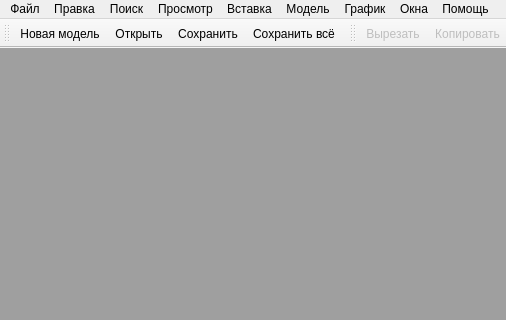
The window that rdo/app/rdo_studio/branches/dev_qt_migration/res/ui/main_window.ui (aurusov/rdo_studio) describes before a commit, drawn with Qt 5; both pictures show x 0 to 506 and y 0 to 320 of the 1059 by 564 pixel window.
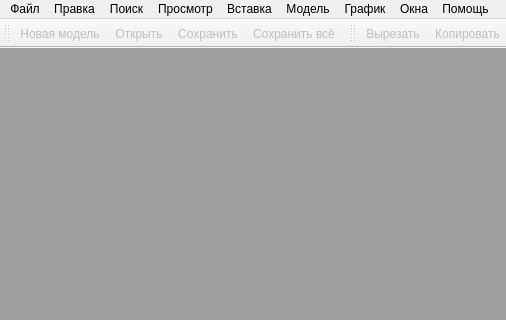
The same window after the commit. Icons and pictures are not drawn.

Commit message: - отключены пункты меню

```diff
--- a/rdo/app/rdo_studio/branches/dev_qt_migration/res/ui/main_window.ui
+++ b/rdo/app/rdo_studio/branches/dev_qt_migration/res/ui/main_window.ui
@@ -194,7 +194,7 @@
     <enum>TopToolBarArea</enum>
    </attribute>
    <attribute name="toolBarBreak">
-    <bool>true</bool>
+    <bool>false</bool>
    </attribute>
    <addaction name="actFileNew"/>
    <addaction name="actFileOpen"/>
@@ -284,6 +284,9 @@
    <addaction name="actModelFramePrev"/>
   </widget>
   <action name="actFileNew">
+   <property name="enabled">
+    <bool>false</bool>
+   </property>
    <property name="icon">
     <iconset resource="../rdo_studio.qrc">
      <normaloff>:/images/images/file_new.png</normaloff>
@@ -297,6 +300,9 @@
    </property>
   </action>
   <action name="actFileOpen">
+   <property name="enabled">
+    <bool>false</bool>
+   </property>
    <property name="icon">
     <iconset resource="../rdo_studio.qrc">
      <normaloff>:/images/images/file_open.png</normaloff>
@@ -320,6 +326,9 @@
    </property>
   </action>
   <action name="actFileSave">
+   <property name="enabled">
+    <bool>false</bool>
+   </property>
    <property name="icon">
     <iconset resource="../rdo_studio.qrc">
      <normaloff>:/images/images/file_save.png</normaloff>
@@ -338,6 +347,9 @@
    </property>
   </action>
   <action name="actFileSaveAll">
+   <property name="enabled">
+    <bool>false</bool>
+   </property>
    <property name="icon">
     <iconset resource="../rdo_studio.qrc">
      <normaloff>:/images/images/file_save_all.png</normaloff>
```
Left out of the diff: 6 changed lines with no effect on the pictures.
